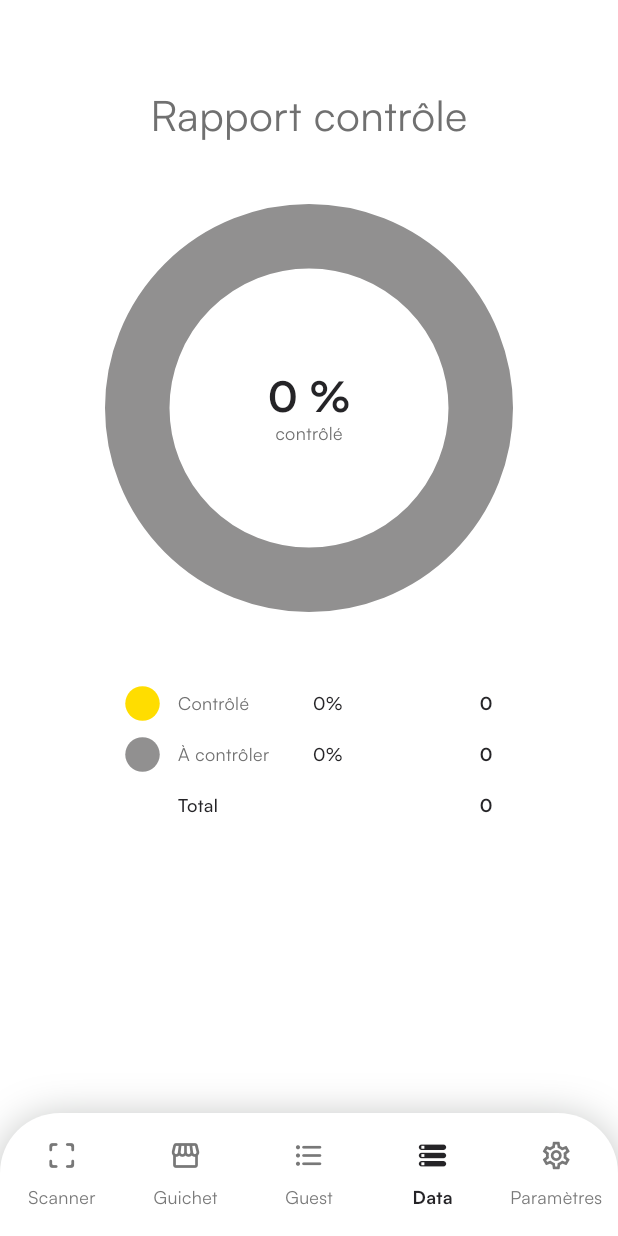
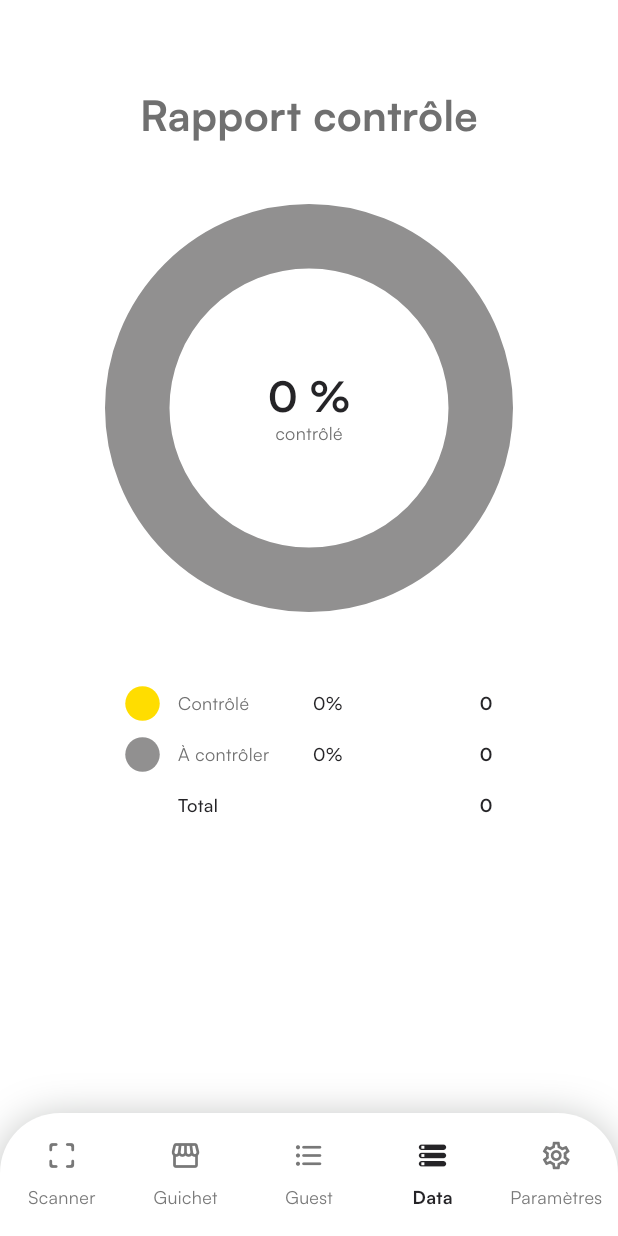
Before and after one commit to jclaude45/ticketing-platform, a Flutter app: the HomeShell screen opened directly with empty values, item 4 of the bottom bar chosen, on a phone screen of 412 x 824 dp. Run offline on Flutter 3.47's test engine with Material 3 defaults, Android fonts, the phone set to English and light mode, and no system bars; our stand-ins replace audioplayers, connectivity_plus, dio, flutter_riverpod, flutter_secure_storage, get_it and 3 more; missing offline and left inert: mobile_scanner; accounts and stored records are empty; network calls fail.

Commit message:
feat(mobile): 'Rapport contrôle' title in bold
Co-Authored-By: Claude Opus 5.5 <noreply@anthropic.com>

```diff
--- a/mobile/lib/features/home/presentation/tabs/data_tab.dart
+++ b/mobile/lib/features/home/presentation/tabs/data_tab.dart
@@ -53,7 +53,7 @@ class _DataTabState extends ConsumerState<DataTab> {
           padding: const EdgeInsets.fromLTRB(24, 0, 24, 24),
           children: [
             const SizedBox(height: 56),
-            Text('Rapport contrôle', textAlign: TextAlign.center, style: zcText(ZcSize.h1, color: AppColors.grey)),
+            Text('Rapport contrôle', textAlign: TextAlign.center, style: zcText(ZcSize.h1, weight: ZcWeight.bold, color: AppColors.grey)),
             const SizedBox(height: 40),
             Center(
               child: LayoutBuilder(
```
